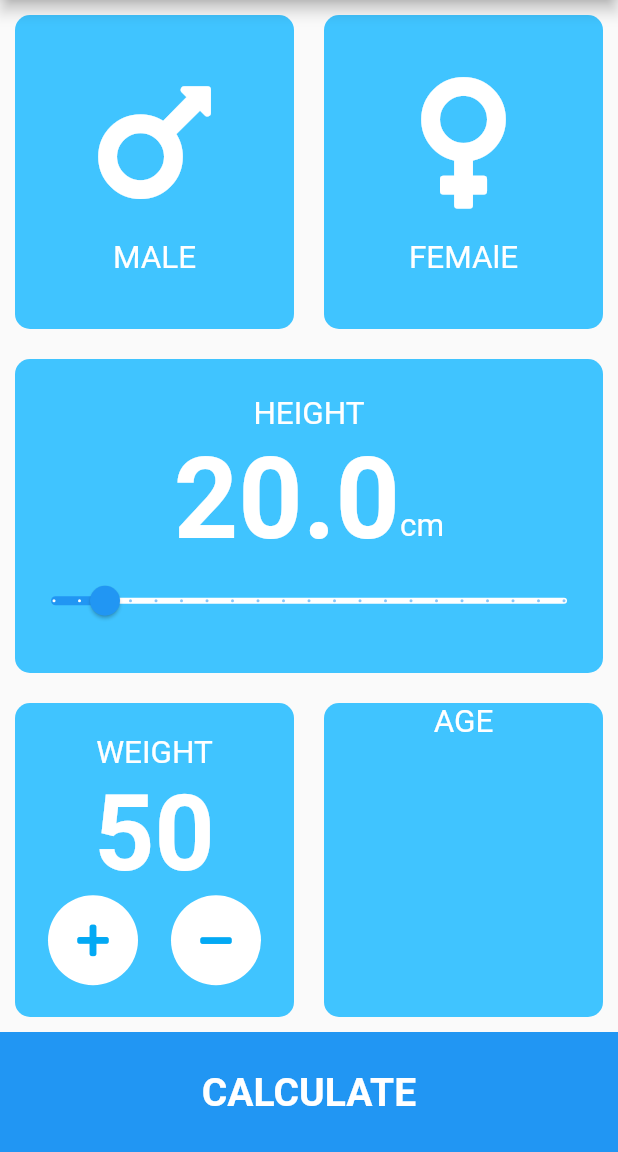
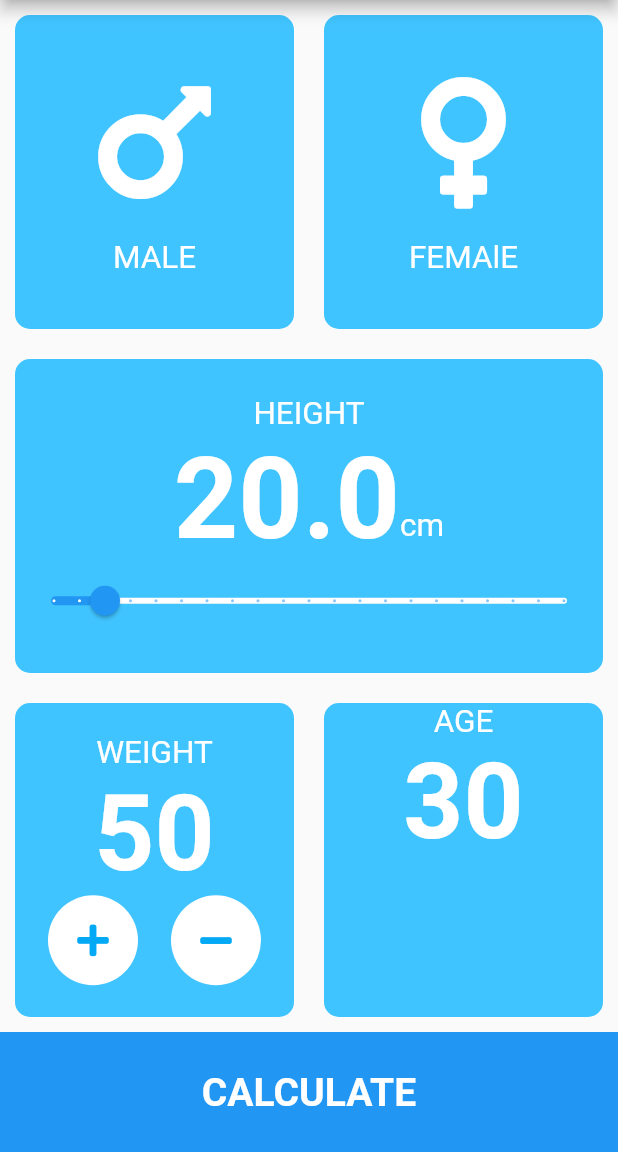
Before and after one commit to asamoah-fred/BMI-Calculator, a Flutter app: the screen it shows after launch, on a phone screen of 412 x 824 dp, the part 84-1236 px from its top. Run offline on Flutter 3.47's test engine with Material 2 defaults, Android fonts, the phone set to English and light mode, and no system bars; our stand-ins replace font_awesome_flutter.

Commit message:
callback age

```diff
--- a/lib/input_page.dart
+++ b/lib/input_page.dart
@@ -237,12 +237,20 @@ class _InputPageState extends State<InputPage> {
                 Expanded(
                   child: Container(
                     child: Column(
-                      children: const [
+                      children:  [
                         Text(
                           "AGE",
                           style: TextStyle(
                             color: Colors.white,
                             fontSize: 21,
+                          ),
+                        ),
+                        Text(
+                          '$age',
+                          style: TextStyle(
+                            fontSize: 70,
+                            color: Colors.white,
+                            fontWeight: FontWeight.bold,
                           ),
                         ),
                       ],
```
